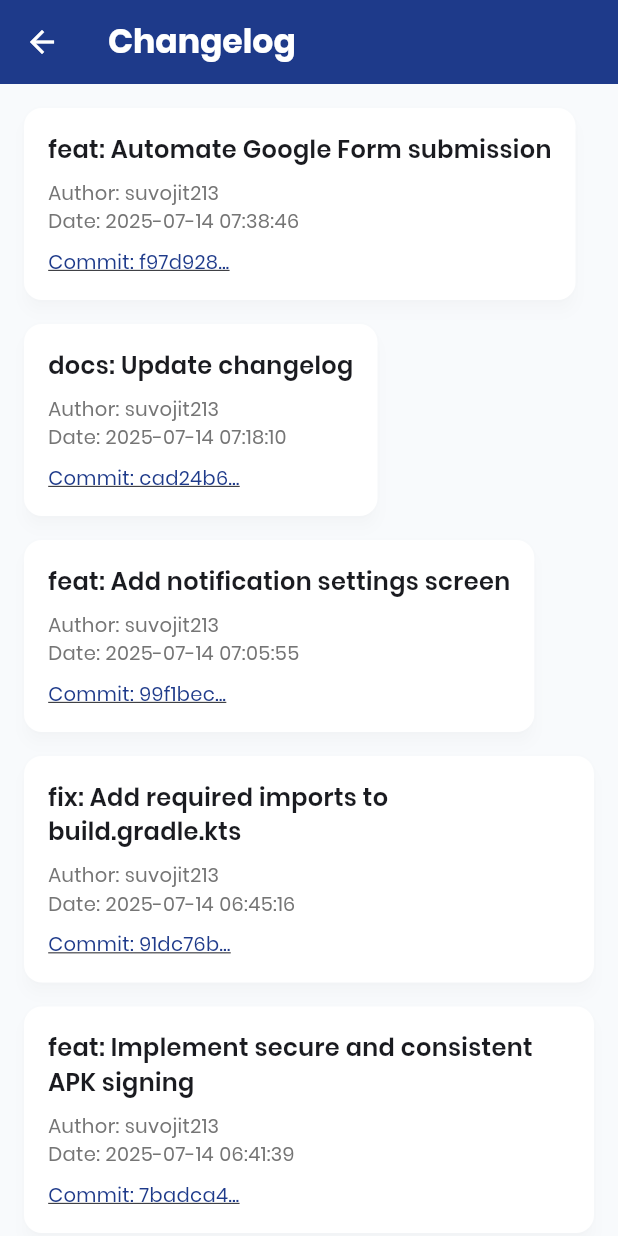
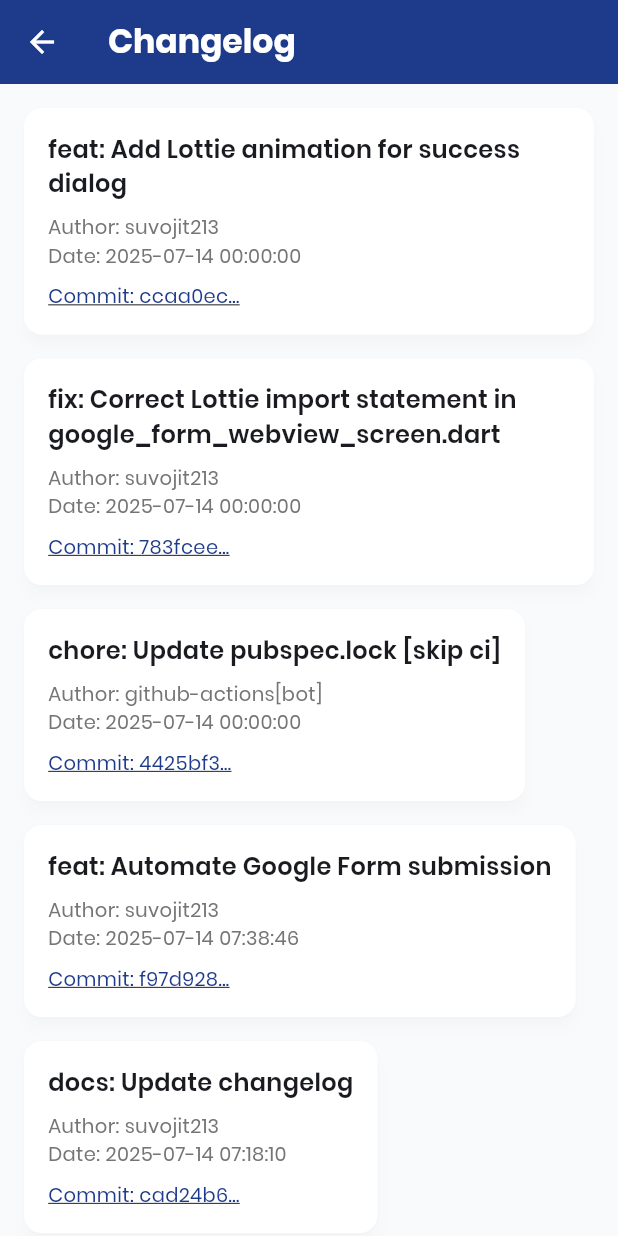
Before and after one commit to suvojeet-sengupta/issue_tracker, a Flutter app: the ChangelogScreen screen opened directly, on a phone screen of 412 x 824 dp. Run offline on Flutter 3.47's test engine with Material 3 defaults, Android fonts, the phone set to English and light mode, and no system bars; our stand-ins replace image_picker, lottie, pdf, share_plus, shared_preferences, webview_flutter; missing offline and left inert: excel, tutorial_coach_mark; accounts and stored records are empty.

Commit message:
chore: Update app version to 1.0.3 and update changelog and app info screens
- Updated the app version in , , and  to 1.0.3.
- Added recent commit entries to  to reflect the latest changes in the changelog.

```diff
--- a/lib/about_app_screen.dart
+++ b/lib/about_app_screen.dart
@@ -40,7 +40,7 @@ class AboutAppScreen extends StatelessWidget {
                     ),
                   ),
                   const Text(
-                    'Version 1.0.4', // Replace with dynamic version if available
+                    'Version 1.0.3', // Replace with dynamic version if available
                     style: TextStyle(
                       fontSize: 16,
                       color: Colors.grey,
--- a/lib/changelog_screen.dart
+++ b/lib/changelog_screen.dart
@@ -25,6 +25,27 @@ class ChangelogScreen extends StatelessWidget {
         child: Column(
           crossAxisAlignment: CrossAxisAlignment.start,
           children: [
+            _buildChangelogEntry(
+              context,
+              'ccaa0ec',
+              'suvojit213',
+              '2025-07-14 00:00:00',
+              'feat: Add Lottie animation for success dialog',
+            ),
+            _buildChangelogEntry(
+              context,
+              '783fcee',
+              'suvojit213',
+              '2025-07-14 00:00:00',
+              'fix: Correct Lottie import statement in google_form_webview_screen.dart',
+            ),
+            _buildChangelogEntry(
+              context,
+              '4425bf3',
+              'github-actions[bot]',
+              '2025-07-14 00:00:00',
+              'chore: Update pubspec.lock [skip ci]',
+            ),
             _buildChangelogEntry(
               context,
               'f97d928a8f2603d9dfa38573be52b8feb849b754',
--- a/lib/developer_info_screen.dart
+++ b/lib/developer_info_screen.dart
@@ -353,7 +353,7 @@ This app may not be perfect, but it's built with real-life experience, practical
                                                 ),
                                                 const SizedBox(height: 4),
                                                 Text(
-                                                  'Version 1.0.4',
+                                                  'Version 1.0.3',
                                                   style: TextStyle(
                                                     fontSize: 14,
                                                     color: Colors.grey[600],
--- a/pubspec.yaml
+++ b/pubspec.yaml
@@ -2,7 +2,7 @@ name: issue_tracker_app
 description: "A new Flutter project."
 publish_to: 'none'
 
-version: 1.0.4+1
+version: 1.0.3
 
 environment:
   sdk: '>=3.0.0 <4.0.0'
```
